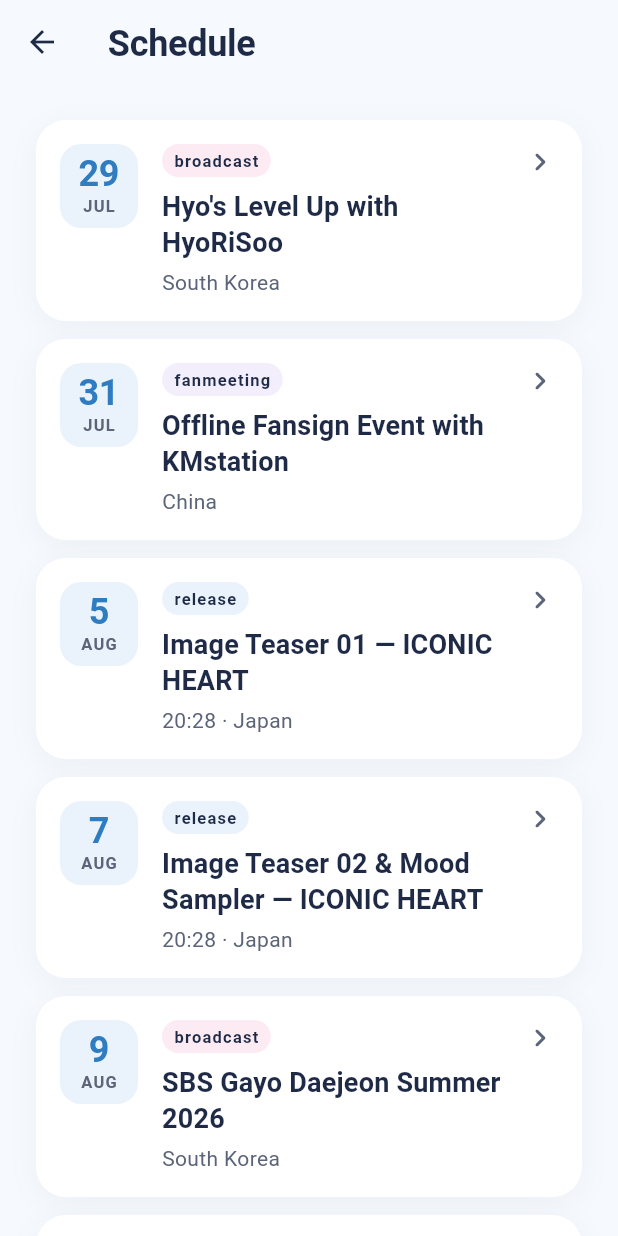
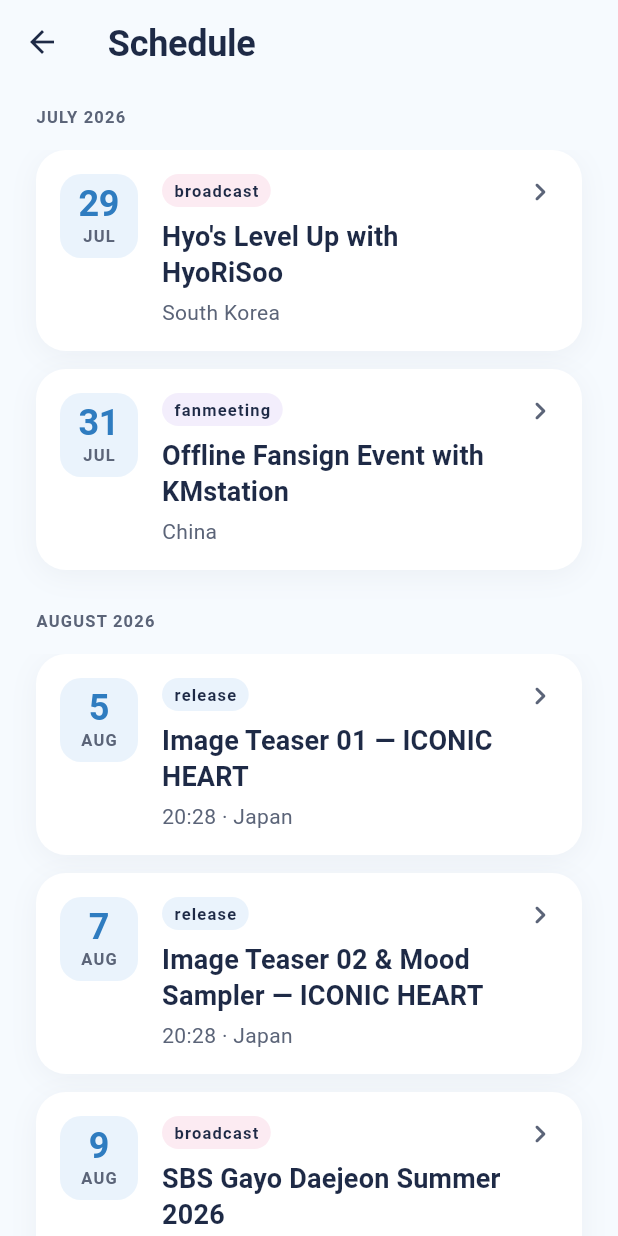
Before and after one commit to Zvareldric/Hearts2spaceU, a Flutter app: the screen it shows after launch, after a tap on "Schedule", on a phone screen of 412 x 824 dp. Run offline on Flutter 3.47's test engine with Material 3 defaults, Android fonts, the phone set to English and light mode, and no system bars; our stand-ins replace flutter_riverpod.

Commit message:
feat(schedule): group events into months with pinned headers

```diff
--- /dev/null
+++ b/app/hearts2spaceu/lib/features/schedule/domain/month_groups.dart
@@ -0,0 +1,38 @@
+import 'event.dart';
+
+/// One calendar month's worth of events, in the order they were given.
+class EventMonth {
+  const EventMonth({
+    required this.year,
+    required this.month,
+    required this.events,
+  });
+
+  final int year;
+  final int month;
+  final List<Event> events;
+}
+
+/// Splits [events] into consecutive calendar months.
+///
+/// Pure and deterministic; never mutates [events]. It assumes the input is
+/// already ordered (as `upcomingSorted` leaves it) and simply starts a new
+/// group whenever the month changes — so the months come out in the same
+/// order as the events, with no sorting of its own.
+List<EventMonth> groupByMonth(List<Event> events) {
+  final groups = <EventMonth>[];
+
+  for (final event in events) {
+    final year = event.startDateTime.year;
+    final month = event.startDateTime.month;
+    final current = groups.isEmpty ? null : groups.last;
+
+    if (current != null && current.year == year && current.month == month) {
+      current.events.add(event);
+    } else {
+      groups.add(EventMonth(year: year, month: month, events: [event]));
+    }
+  }
+
+  return groups;
+}
--- a/app/hearts2spaceu/lib/features/schedule/presentation/event_date_format.dart
+++ b/app/hearts2spaceu/lib/features/schedule/presentation/event_date_format.dart
@@ -6,6 +6,25 @@
 ///
 /// Presentation-only: the domain and data layers keep the raw [DateTime].
 /// (Manual for MVP; see the spec's Evolution Notes for the move to `intl`.)
+const _monthNames = [
+  'January',
+  'February',
+  'March',
+  'April',
+  'May',
+  'June',
+  'July',
+  'August',
+  'September',
+  'October',
+  'November',
+  'December',
+];
+
+/// Labels a month section, e.g. `August 2026`.
+String formatMonthLabel(int year, int month) =>
+    '${_monthNames[month - 1]} $year';
+
 String formatEventDateTime(DateTime dt, {bool allDay = false}) {
   final day = dt.day.toString().padLeft(2, '0');
   final month = dt.month.toString().padLeft(2, '0');
--- a/app/hearts2spaceu/lib/features/schedule/presentation/pages/schedule_page.dart
+++ b/app/hearts2spaceu/lib/features/schedule/presentation/pages/schedule_page.dart
@@ -3,11 +3,14 @@
 
 import '../../../../app/theme/app_motion.dart';
 import '../../../../app/theme/app_spacing.dart';
+import '../../../../app/widgets/layout/section_header.dart';
 import '../../../../app/widgets/layout/staggered_item.dart';
 import '../../../../app/widgets/states/empty_view.dart';
 import '../../../../app/widgets/states/error_view.dart';
 import '../../../../app/widgets/states/loading_view.dart';
 import '../../../../routes/app_routes.dart';
+import '../../domain/month_groups.dart';
+import '../event_date_format.dart';
 import '../providers/event_providers.dart';
 import '../widgets/event_card.dart';
 
@@ -42,24 +45,9 @@
                 message: 'No upcoming events.',
               );
             }
-            return ListView.separated(
+            return _MonthlySchedule(
               key: const ValueKey('data'),
-              padding: const EdgeInsets.all(AppSpacing.screenPadding),
-              itemCount: events.length,
-              separatorBuilder: (context, index) =>
-                  const SizedBox(height: AppSpacing.md),
-              itemBuilder: (context, index) {
-                final event = events[index];
-                return StaggeredItem(
-                  index: index,
-                  child: EventCard(
-                    event: event,
-                    onTap: () => Navigator.of(
-                      context,
-                    ).pushNamed(AppRoutes.eventDetail, arguments: event.id),
-                  ),
-                );
-              },
+              months: groupByMonth(events),
             );
           },
         ),
@@ -67,3 +55,88 @@
     );
   }
 }
+
+/// The schedule as month sections whose headers stay pinned while that month
+/// scrolls past, so it stays clear where you are in a long list.
+class _MonthlySchedule extends StatelessWidget {
+  const _MonthlySchedule({super.key, required this.months});
+
+  final List<EventMonth> months;
+
+  @override
+  Widget build(BuildContext context) {
+    // One running index so the entry animation cascades down the page rather
+    // than restarting inside every month.
+    var animationIndex = 0;
+
+    return CustomScrollView(
+      slivers: [
+        for (final month in months) ...[
+          SliverPersistentHeader(
+            pinned: true,
+            delegate: _MonthHeaderDelegate(
+              label: formatMonthLabel(month.year, month.month),
+            ),
+          ),
+          SliverPadding(
+            padding: const EdgeInsets.symmetric(
+              horizontal: AppSpacing.screenPadding,
+            ),
+            sliver: SliverList.builder(
+              itemCount: month.events.length,
+              itemBuilder: (context, index) {
+                final event = month.events[index];
+                return Padding(
+                  padding: const EdgeInsets.only(bottom: AppSpacing.md),
+                  child: StaggeredItem(
+                    index: animationIndex++,
+                    child: EventCard(
+                      event: event,
+                      onTap: () => Navigator.of(
+                        context,
+                      ).pushNamed(AppRoutes.eventDetail, arguments: event.id),
+                    ),
+                  ),
+                );
+              },
+            ),
+          ),
+        ],
+        const SliverToBoxAdapter(child: SizedBox(height: AppSpacing.xl)),
+      ],
+    );
+  }
+}
+
+/// A pinned month heading.
+///
+/// Its background is opaque on purpose: a pinned header floats above the list,
+/// so cards would otherwise show through as they slide underneath.
+class _MonthHeaderDelegate extends SliverPersistentHeaderDelegate {
+  const _MonthHeaderDelegate({required this.label});
+
+  final String label;
+
+  static const _height = 44.0;
+
+  @override
+  double get minExtent => _height;
+
+  @override
+  double get maxExtent => _height;
+
+  @override
+  Widget build(BuildContext context, double shrinkOffset, bool overlaps) {
+    return Container(
+      height: _height,
+      alignment: Alignment.centerLeft,
+      color: Theme.of(context).scaffoldBackgroundColor,
+      padding: const EdgeInsets.symmetric(horizontal: AppSpacing.screenPadding),
+      child: SectionHeader(label: label),
+    );
+  }
+
+  @override
+  bool shouldRebuild(_MonthHeaderDelegate oldDelegate) =>
+      oldDelegate.label != label;
+}
```
Also changed, not shown: 1 other file.
